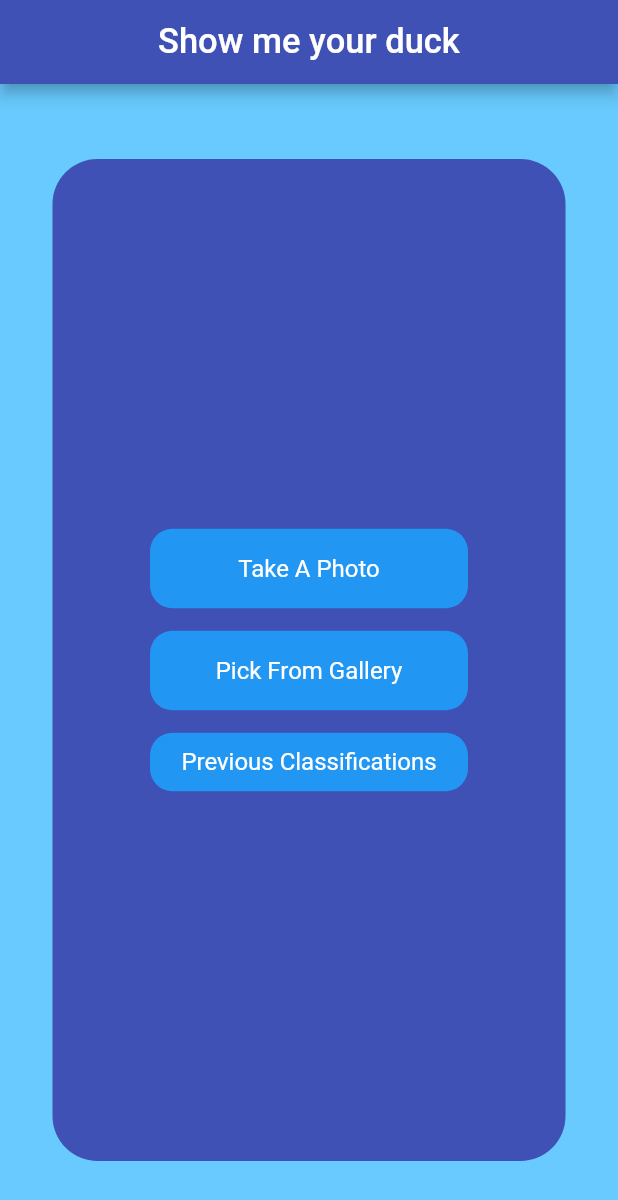
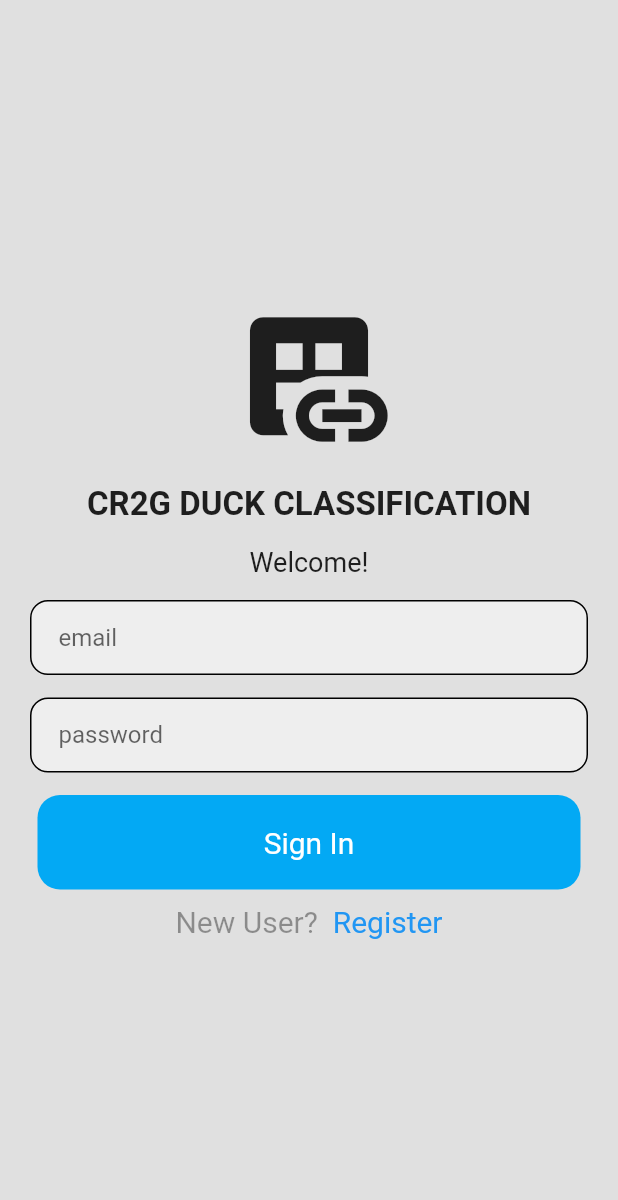
Before and after one commit to andysegura/duck_classification_cr2g, a Flutter app: the screen it shows after launch, on a phone screen of 412 x 824 dp. Shown: the top 1200 px of the screen. Run offline on Flutter 3.47's test engine with Material 2 defaults, Android fonts, the phone set to English and light mode, and no system bars; our stand-ins replace firebase_auth, firebase_core, image_picker, shared_preferences, sqflite; missing offline and left inert: firebase_auth_web, firebase_core_web, image_picker_for_web, shared_preferences_web, tflite; accounts and stored records are empty.

Commit message:
linked to firebase and added login capabilities

```diff
--- a/lib/generated_plugin_registrant.dart
+++ b/lib/generated_plugin_registrant.dart
@@ -6,6 +6,8 @@
 // ignore_for_file: lines_longer_than_80_chars
 // ignore_for_file: depend_on_referenced_packages
 
+import 'package:firebase_auth_web/firebase_auth_web.dart';
+import 'package:firebase_core_web/firebase_core_web.dart';
 import 'package:image_picker_for_web/image_picker_for_web.dart';
 import 'package:shared_preferences_web/shared_preferences_web.dart';
 
@@ -13,6 +15,8 @@ import 'package:flutter_web_plugins/flutter_web_plugins.dart';
 
 // ignore: public_member_api_docs
 void registerPlugins(Registrar registrar) {
+  FirebaseAuthWeb.registerWith(registrar);
+  FirebaseCoreWeb.registerWith(registrar);
   ImagePickerPlugin.registerWith(registrar);
   SharedPreferencesPlugin.registerWith(registrar);
   registrar.registerMessageHandler();
--- /dev/null
+++ b/lib/login_check.dart
@@ -0,0 +1,25 @@
+import 'package:firebase_auth/firebase_auth.dart';
+import 'package:flutter/material.dart';
+import 'login_page.dart';
+import 'home.dart';
+
+class LoginCheck extends StatelessWidget {
+  const LoginCheck({Key? key}) : super(key : key);
+
+  @override
+  Widget build(BuildContext context) {
+    return Scaffold(
+      body: StreamBuilder<User?>(
+        stream: FirebaseAuth.instance.authStateChanges(),
+        builder: (context, snapshot) {
+          if (snapshot.hasData) {
+            return Home();
+          }
+          else {
+            return LoginPage();
+          }
+        }
+      ),
+    );
+  }
+}
--- /dev/null
+++ b/lib/login_page.dart
@@ -0,0 +1,150 @@
+import 'package:flutter/material.dart';
+import 'package:firebase_auth/firebase_auth.dart';
+import 'register.dart';
+
+class LoginPage extends StatefulWidget {
+  const LoginPage({Key? key}) : super(key: key);
+
+  @override
+  State<LoginPage> createState() => _LoginPageState();
+}
+
+class _LoginPageState extends State<LoginPage> {
+  final _emailController = TextEditingController();
+  final _pwController = TextEditingController();
+
+  Future signIn() async {
+    await FirebaseAuth.instance
+        .signInWithEmailAndPassword(
+        email: _emailController.text.trim(),
+        password: _pwController.text.trim());
+  }
+
+  @override
+  void dispose() {
+    _emailController.dispose();
+    _pwController.dispose();
+    super.dispose();
+  }
+  @override
+  Widget build(BuildContext context) {
+    return Scaffold(
+      backgroundColor: Colors.grey[300],
+      body: SafeArea(
+        child: Center(
+          child: SingleChildScrollView(
+            child: Column(
+                mainAxisAlignment: MainAxisAlignment.center,
+                children : [
+                  Icon(Icons.dataset_linked,
+                  size: 105,),
+                SizedBox(height: 20),
+                Text(
+                  "CR2G DUCK CLASSIFICATION",
+                style: TextStyle(
+                    fontWeight: FontWeight.bold,
+                    fontSize: 22),
+                ),
+                SizedBox(height: 15),
+                Text(
+                  "Welcome!",
+                  style: TextStyle(
+                      fontSize: 18),
+                ),
+                  SizedBox(height: 15),
+                  Padding(
+                    padding: const EdgeInsets.symmetric(horizontal: 20.0),
+                    child: Container(
+                      decoration: BoxDecoration(
+                        color: Colors.grey[200],
+                        border: Border.all(color: Colors.black),
+                        borderRadius: BorderRadius.circular(12),
+                      ),
+                      child: Padding(
+                        padding: const EdgeInsets.only(left: 18.0),
+                        child: TextField(
+                          controller: _emailController,
+                          decoration: InputDecoration(
+                            border: InputBorder.none,
+                            hintText: 'email',
+                          ),
+                        ),
+                      ),
+
+                    ),
+                  ),
+                  SizedBox(height: 15),
+                  Padding(
+                    padding: const EdgeInsets.symmetric(horizontal: 20.0),
+                    child: Container(
+                      decoration: BoxDecoration(
+                        color: Colors.grey[200],
+                        border: Border.all(color: Colors.black),
+                        borderRadius: BorderRadius.circular(12),
+                      ),
+                      child: Padding(
+                        padding: const EdgeInsets.only(left: 18.0),
+                        child: TextField(
+                          controller: _pwController,
+                          obscureText: true,
+                          decoration: InputDecoration(
+                            border: InputBorder.none,
+                            hintText: 'password',
+                          ),
+                        ),
+                      ),
+
+                    ),
+                  ),
+                  SizedBox(height: 15),
+                  Padding(
+                    padding: const EdgeInsets.symmetric(horizontal: 25.0),
+                    child: GestureDetector(
+                      onTap: signIn,
+                      child: Container(
+                        padding: EdgeInsets.all(20),
+                        decoration: BoxDecoration(
+                            color: Colors.lightBlue,
+                            borderRadius: BorderRadius.circular(15)
+                        ),
+                        child: Center(
+                            child: Text(
+                                "Sign In",
+                                style: TextStyle(
+                                    color: Colors.white,
+                                    fontSize: 20,
+                                ),
+                            ),
+                        ),
+                      ),
+                    ),
+                  ),
+                  SizedBox(height: 10),
+                  Row(mainAxisAlignment: MainAxisAlignment.center,
+                      children: [
+                          Text('New User?  ',
+                          style: TextStyle(
+                              color: Colors.black38,
+                              fontSize: 20,
+                                ),
+                          ),
+                          GestureDetector(
+                            onTap: () async {
+                              Navigator.push(context, MaterialPageRoute(builder: (context) => Register()));
+                            },
+                            child: Text(
+                                'Register',
+                                style: TextStyle(
+                                color: Colors.blue,
+                                fontSize: 20,
+                                  )
+                                ),
+                          ),
+                      ]),
+              ]),
+          ),
+        ),
+      ),
+    );
+  }
+}
--- a/lib/main.dart
+++ b/lib/main.dart
@@ -1,7 +1,12 @@
 import 'package:flutter/material.dart';
 import 'home.dart';
+import 'login_page.dart';
+import 'login_check.dart';
+import 'package:firebase_core/firebase_core.dart';
 
-void main() {
+void main() async {
+  WidgetsFlutterBinding.ensureInitialized();
+  await Firebase.initializeApp();
   runApp(MyApp());
 }
 
@@ -11,7 +16,7 @@ class MyApp extends StatelessWidget {
   Widget build(BuildContext context) {
     return MaterialApp(
       title: 'Duck Classification',
-      home: Home(),
+      home: LoginCheck(),
       debugShowCheckedModeBanner: false,
     );
   }
```
Also changed, not shown: lib/register.dart (added, +124 -0 lines), pubspec.yaml (+6 -2 lines), pubspec.lock, 8 other files.
